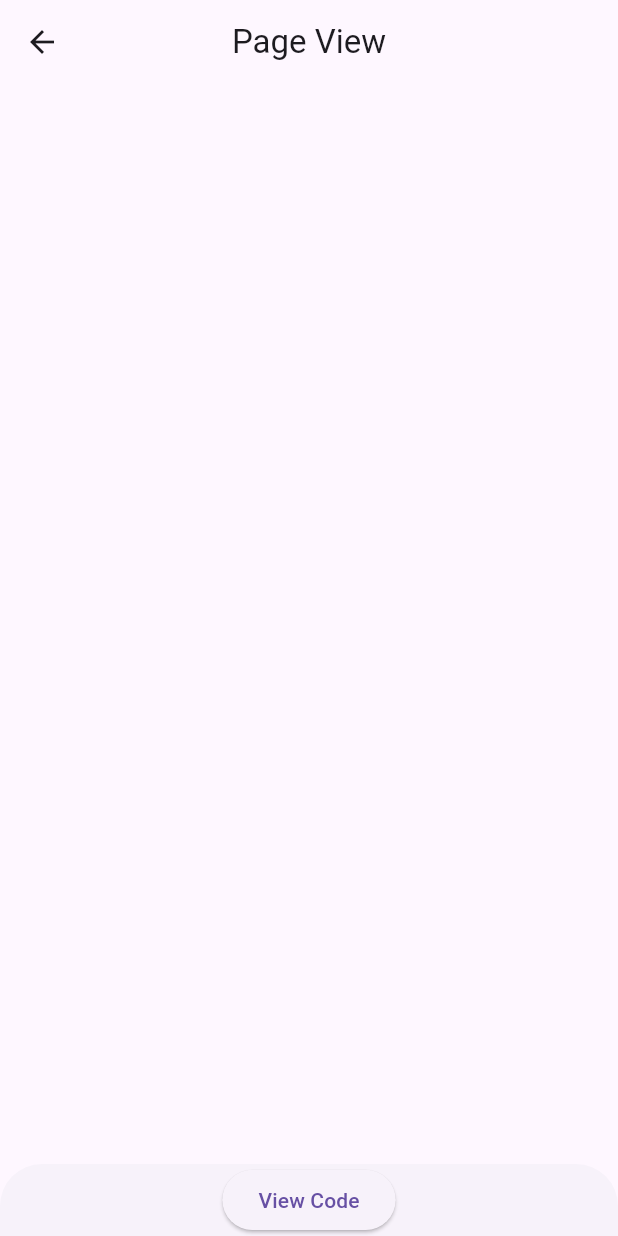
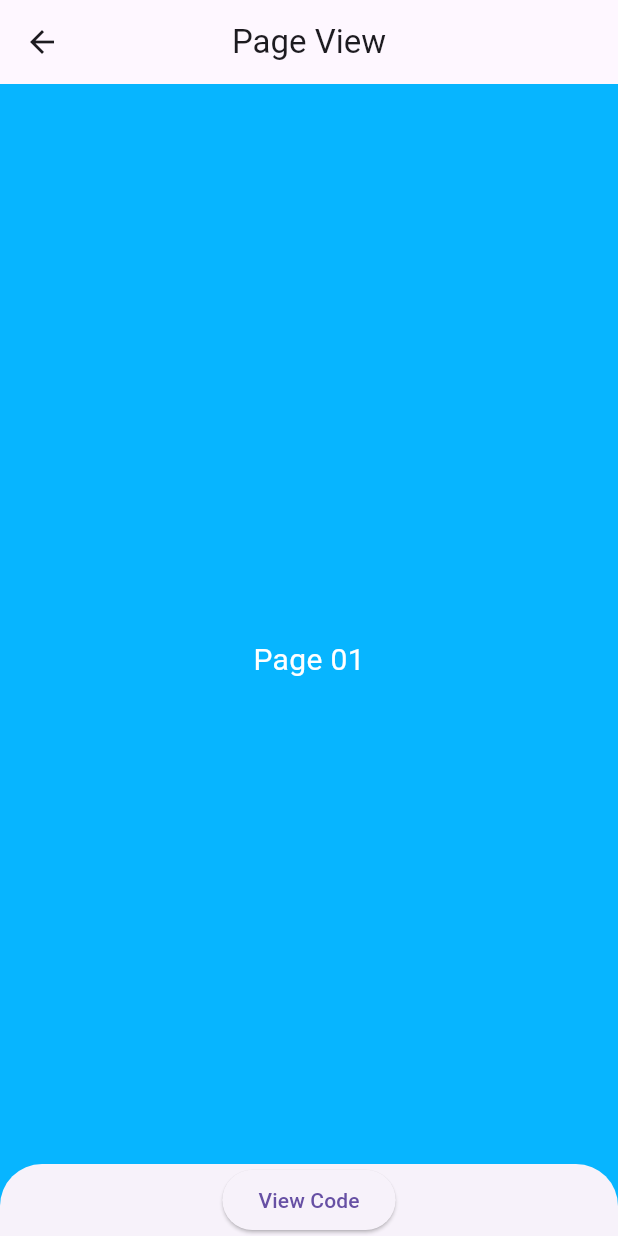
Before and after one commit to bikashpaulbp/flutter_practice, a Flutter app: the PageViewView screen opened by its route, on a phone screen of 412 x 824 dp. Run offline on Flutter 3.47's test engine with Material 3 defaults, Android fonts, the phone set to English and light mode, and no system bars; our stand-ins replace get; missing offline and left inert: flutter_inappwebview.

Commit message:
page view

```diff
--- a/lib/app/modules/page_view/views/page_view_view.dart
+++ b/lib/app/modules/page_view/views/page_view_view.dart
@@ -9,7 +9,8 @@ class PageViewView extends GetView<PageViewController> {
   const PageViewView({Key? key}) : super(key: key);
   @override
   Widget build(BuildContext context) {
-    String url = "";
+    String url =
+        "https://github.com/bikashpaulbp/flutter_practice/blob/main/lib/app/modules/page_view/views/page_view_view.dart";
 
     PageController controller = PageController(initialPage: 0);
 
@@ -53,7 +54,14 @@ class Page1 extends StatefulWidget {
 class _Page1State extends State<Page1> {
   @override
   Widget build(BuildContext context) {
-    return Container();
+    return Container(
+      color: const Color.fromARGB(255, 7, 181, 255),
+      child: Center(
+          child: Text(
+        "Page 01",
+        style: TextStyle(color: Colors.white, fontSize: 20),
+      )),
+    );
   }
 }
 
@@ -67,7 +75,14 @@ class Page2 extends StatefulWidget {
 class _Page2State extends State<Page2> {
   @override
   Widget build(BuildContext context) {
-    return Container();
+    return Container(
+      color: Colors.amber,
+      child: Center(
+          child: Text(
+        "Page 02",
+        style: TextStyle(color: Colors.white, fontSize: 20),
+      )),
+    );
   }
 }
 
@@ -81,6 +96,13 @@ class Page3 extends StatefulWidget {
 class _Page3State extends State<Page3> {
   @override
   Widget build(BuildContext context) {
-    return Container();
+    return Container(
+      color: const Color.fromARGB(255, 255, 7, 197),
+      child: Center(
+          child: Text(
+        "Page 03",
+        style: TextStyle(color: Colors.white, fontSize: 20),
+      )),
+    );
   }
 }
```
